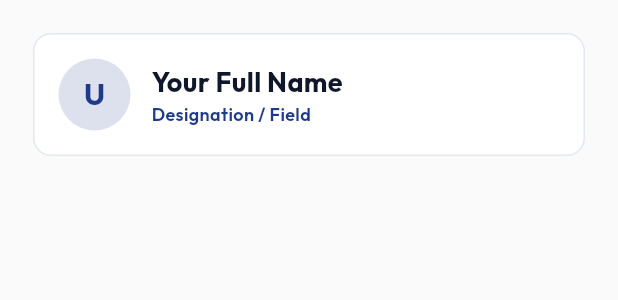
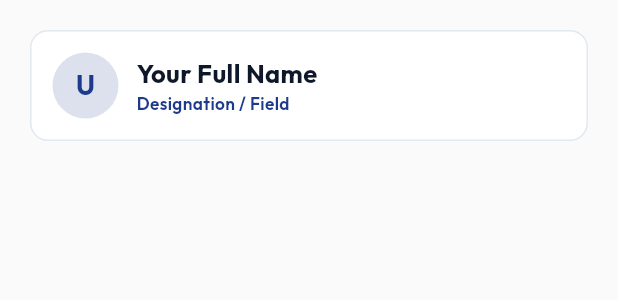
Before and after one commit to KumbhareSumit/BioCraft, a Flutter app: the CreativeMinimalResume widget shown alone on an empty page, opened directly with empty values, on a phone screen of 412 x 824 dp. Shown: the top 300 px of the screen. Run offline on Flutter 3.47's test engine with Material 3 defaults, Android fonts, the phone set to English and light mode, and no system bars; our stand-ins replace go_router, google_fonts, pdf, printing, share_plus, shared_preferences; accounts and stored records are empty.

Commit message:
overflowed pixel issue resolved

```diff
--- a/lib/features/preview_studio/presentation/preview_studio_screen.dart
+++ b/lib/features/preview_studio/presentation/preview_studio_screen.dart
@@ -302,6 +302,8 @@ class _PreviewStudioScreenState extends State<PreviewStudioScreen> {
         color: Theme.of(context).cardColor,
         border: const Border(bottom: BorderSide(color: AppColors.border, width: 0.8)),
       ),
+      child: SingleChildScrollView(
+        scrollDirection: Axis.horizontal,
         child: Row(
           mainAxisAlignment: MainAxisAlignment.center,
           children: [
@@ -311,6 +313,7 @@ class _PreviewStudioScreenState extends State<PreviewStudioScreen> {
             const SizedBox(width: 8),
             _buildCategoryChip('📄 Resume / CV', StudioCategory.resume),
           ],
+        ),
       ),
     );
   }
--- a/lib/features/templates/resume/creative_minimal_resume.dart
+++ b/lib/features/templates/resume/creative_minimal_resume.dart
@@ -14,33 +14,34 @@ class CreativeMinimalResume extends StatelessWidget {
     return Container(
       width: double.infinity,
       color: const Color(0xFFFAFAFA),
-      padding: const EdgeInsets.symmetric(horizontal: 22, vertical: 22),
+      padding: const EdgeInsets.symmetric(horizontal: 20, vertical: 20),
       child: Column(
         crossAxisAlignment: CrossAxisAlignment.start,
         children: [
           // Header Card
           Container(
-            padding: const EdgeInsets.all(16),
+            padding: const EdgeInsets.all(14),
             decoration: BoxDecoration(
               color: Colors.white,
               borderRadius: BorderRadius.circular(12),
               border: Border.all(color: const Color(0xFFE2E8F0)),
             ),
             child: Row(
+              crossAxisAlignment: CrossAxisAlignment.center,
               children: [
                 CircleAvatar(
-                  radius: 24,
+                  radius: 22,
                   backgroundColor: themeColor.withValues(alpha: 0.15),
                   child: Text(
                     resume.fullName.isNotEmpty ? resume.fullName[0].toUpperCase() : 'U',
                     style: GoogleFonts.outfit(
-                      fontSize: 20,
+                      fontSize: 18,
                       fontWeight: FontWeight.bold,
                       color: themeColor,
                     ),
                   ),
                 ),
-                const SizedBox(width: 14),
+                const SizedBox(width: 12),
                 Expanded(
                   child: Column(
                     crossAxisAlignment: CrossAxisAlignment.start,
@@ -48,7 +49,7 @@ class CreativeMinimalResume extends StatelessWidget {
                       Text(
                         resume.fullName.isNotEmpty ? resume.fullName : 'Your Full Name',
                         style: GoogleFonts.outfit(
-                          fontSize: 18,
+                          fontSize: 17,
                           fontWeight: FontWeight.bold,
                           color: const Color(0xFF0F172A),
                         ),
@@ -56,7 +57,7 @@ class CreativeMinimalResume extends StatelessWidget {
                       Text(
                         resume.professionalTitle.isNotEmpty ? resume.professionalTitle : 'Designation / Field',
                         style: GoogleFonts.outfit(
-                          fontSize: 12,
+                          fontSize: 11.5,
                           fontWeight: FontWeight.w600,
                           color: themeColor,
                         ),
@@ -64,16 +65,35 @@ class CreativeMinimalResume extends StatelessWidget {
                     ],
                   ),
                 ),
-                Column(
+                const SizedBox(width: 8),
+                Flexible(
+                  child: Column(
                     crossAxisAlignment: CrossAxisAlignment.end,
+                    mainAxisSize: MainAxisSize.min,
                     children: [
                       if (resume.email.isNotEmpty)
-                      Text(resume.email, style: GoogleFonts.outfit(fontSize: 10, color: const Color(0xFF64748B))),
+                        Text(
+                          resume.email,
+                          maxLines: 1,
+                          overflow: TextOverflow.ellipsis,
+                          style: GoogleFonts.outfit(fontSize: 9.5, color: const Color(0xFF64748B)),
+                        ),
                       if (resume.phone.isNotEmpty)
-                      Text(resume.phone, style: GoogleFonts.outfit(fontSize: 10, color: const Color(0xFF64748B))),
+                        Text(
+                          resume.phone,
+                          maxLines: 1,
+                          overflow: TextOverflow.ellipsis,
+                          style: GoogleFonts.outfit(fontSize: 9.5, color: const Color(0xFF64748B)),
+                        ),
                       if (resume.location.isNotEmpty)
-                      Text(resume.location, style: GoogleFonts.outfit(fontSize: 10, color: const Color(0xFF94A3B8))),
+                        Text(
+                          resume.location,
+                          maxLines: 1,
+                          overflow: TextOverflow.ellipsis,
+                          style: GoogleFonts.outfit(fontSize: 9.5, color: const Color(0xFF94A3B8)),
+                        ),
                     ],
+                  ),
                 ),
               ],
             ),
@@ -91,7 +111,7 @@ class CreativeMinimalResume extends StatelessWidget {
               ),
               child: Text(
                 resume.summary,
-                style: GoogleFonts.outfit(fontSize: 10.5, color: const Color(0xFF334155), height: 1.35),
+                style: GoogleFonts.outfit(fontSize: 10, color: const Color(0xFF334155), height: 1.35),
               ),
             ),
             const SizedBox(height: 14),
@@ -103,9 +123,9 @@ class CreativeMinimalResume extends StatelessWidget {
             const SizedBox(height: 8),
             ...resume.experiences.map((exp) {
               return Padding(
-                padding: const EdgeInsets.only(bottom: 10),
+                padding: const EdgeInsets.only(bottom: 8),
                 child: Container(
-                  padding: const EdgeInsets.all(12),
+                  padding: const EdgeInsets.all(10),
                   decoration: BoxDecoration(
                     color: Colors.white,
                     borderRadius: BorderRadius.circular(8),
@@ -116,30 +136,34 @@ class CreativeMinimalResume extends StatelessWidget {
                     children: [
                       Row(
                         mainAxisAlignment: MainAxisAlignment.spaceBetween,
+                        crossAxisAlignment: CrossAxisAlignment.start,
                         children: [
-                          Text(
+                          Expanded(
+                            child: Text(
                               exp.role,
                               style: GoogleFonts.outfit(
-                              fontSize: 12,
+                                fontSize: 11.5,
                                 fontWeight: FontWeight.bold,
                                 color: const Color(0xFF0F172A),
                               ),
                             ),
+                          ),
+                          const SizedBox(width: 6),
                           Text(
                             '${exp.startDate} - ${exp.isCurrent ? 'Present' : exp.endDate}',
-                            style: GoogleFonts.outfit(fontSize: 9.5, fontWeight: FontWeight.bold, color: themeColor),
+                            style: GoogleFonts.outfit(fontSize: 9, fontWeight: FontWeight.bold, color: themeColor),
                           ),
                         ],
                       ),
                       Text(
                         '${exp.company} • ${exp.location}',
-                        style: GoogleFonts.outfit(fontSize: 10, color: const Color(0xFF64748B)),
+                        style: GoogleFonts.outfit(fontSize: 9.5, color: const Color(0xFF64748B)),
                       ),
                       if (exp.description.isNotEmpty) ...[
-                        const SizedBox(height: 4),
+                        const SizedBox(height: 3),
                         Text(
                           exp.description,
-                          style: GoogleFonts.outfit(fontSize: 10, color: const Color(0xFF334155), height: 1.3),
+                          style: GoogleFonts.outfit(fontSize: 9.5, color: const Color(0xFF334155), height: 1.3),
                         ),
                       ],
                     ],
@@ -159,7 +183,7 @@ class CreativeMinimalResume extends StatelessWidget {
               runSpacing: 6,
               children: resume.skills.map((s) {
                 return Container(
-                  padding: const EdgeInsets.symmetric(horizontal: 8, vertical: 4),
+                  padding: const EdgeInsets.symmetric(horizontal: 8, vertical: 3),
                   decoration: BoxDecoration(
                     color: Colors.white,
                     borderRadius: BorderRadius.circular(6),
@@ -167,7 +191,7 @@ class CreativeMinimalResume extends StatelessWidget {
                   ),
                   child: Text(
                     s,
-                    style: GoogleFonts.outfit(fontSize: 10, fontWeight: FontWeight.w600, color: const Color(0xFF1E293B)),
+                    style: GoogleFonts.outfit(fontSize: 9.5, fontWeight: FontWeight.w600, color: const Color(0xFF1E293B)),
                   ),
                 );
               }).toList(),
@@ -191,9 +215,9 @@ class CreativeMinimalResume extends StatelessWidget {
                             child: Column(
                               crossAxisAlignment: CrossAxisAlignment.start,
                               children: [
-                                Text(edu.degree, style: GoogleFonts.outfit(fontSize: 10.5, fontWeight: FontWeight.bold)),
-                                Text(edu.institution, style: GoogleFonts.outfit(fontSize: 9.5, color: const Color(0xFF64748B))),
-                                Text('${edu.startYear} - ${edu.endYear}', style: GoogleFonts.outfit(fontSize: 9, color: const Color(0xFF94A3B8))),
+                                Text(edu.degree, style: GoogleFonts.outfit(fontSize: 10, fontWeight: FontWeight.bold)),
+                                Text(edu.institution, style: GoogleFonts.outfit(fontSize: 9, color: const Color(0xFF64748B))),
+                                Text('${edu.startYear} - ${edu.endYear}', style: GoogleFonts.outfit(fontSize: 8.5, color: const Color(0xFF94A3B8))),
                               ],
                             ),
                           )),
@@ -214,11 +238,11 @@ class CreativeMinimalResume extends StatelessWidget {
                             child: Column(
                               crossAxisAlignment: CrossAxisAlignment.start,
                               children: [
-                                Text(proj.title, style: GoogleFonts.outfit(fontSize: 10.5, fontWeight: FontWeight.bold)),
+                                Text(proj.title, style: GoogleFonts.outfit(fontSize: 10, fontWeight: FontWeight.bold)),
                                 if (proj.technologies.isNotEmpty)
-                                  Text(proj.technologies, style: GoogleFonts.outfit(fontSize: 9.5, color: themeColor)),
+                                  Text(proj.technologies, style: GoogleFonts.outfit(fontSize: 9, color: themeColor)),
                                 if (proj.description.isNotEmpty)
-                                  Text(proj.description, maxLines: 2, overflow: TextOverflow.ellipsis, style: GoogleFonts.outfit(fontSize: 9.5, color: const Color(0xFF475569))),
+                                  Text(proj.description, maxLines: 2, overflow: TextOverflow.ellipsis, style: GoogleFonts.outfit(fontSize: 9, color: const Color(0xFF475569))),
                               ],
                             ),
                           )),
```
Also changed, not shown: lib/core/widgets/app_button.dart (+29 -18 lines), lib/features/home/presentation/home_screen.dart (+21 -9 lines), lib/features/templates/resume/executive_clean_resume.dart (+43 -35 lines), lib/features/templates/resume/modern_tech_resume.dart (+52 -38 lines). Lines whose indentation alone changed are shown as unchanged.
